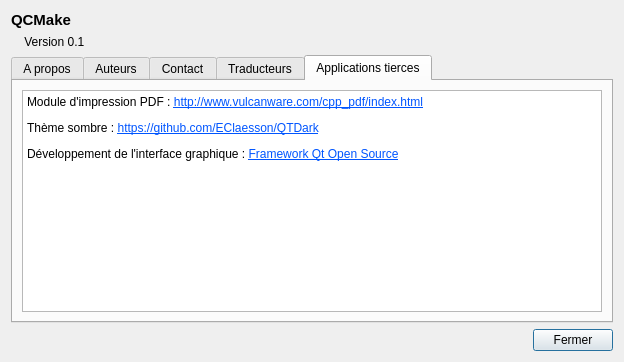
Qt form Project/about.ui (Qdesmettre/QCM_generator) before a commit.
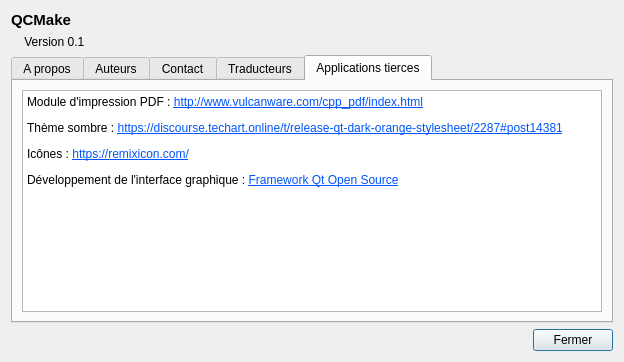
The same form after that commit. The open tabs and pages were chosen to show the change.

What changed in the file:
```diff
--- a/Project/about.ui
+++ b/Project/about.ui
@@ -150,9 +150,11 @@
 &lt;html&gt;&lt;head&gt;&lt;meta name=&quot;qrichtext&quot; content=&quot;1&quot; /&gt;&lt;style type=&quot;text/css&quot;&gt;
 p, li { white-space: pre-wrap; }
 &lt;/style&gt;&lt;/head&gt;&lt;body style=&quot; font-family:'Sans Serif'; font-size:9pt; font-weight:400; font-style:normal;&quot;&gt;
-&lt;p style=&quot; margin-top:12px; margin-bottom:12px; margin-left:0px; margin-right:0px; -qt-block-indent:0; text-indent:0px;&quot;&gt;Module d'impression PDF : &lt;a href=&quot;http://www.vulcanware.com/cpp_pdf/index.html&quot;&gt;&lt;span style=&quot; text-decoration: underline; color:#0055ff;&quot;&gt;http://www.vulcanware.com/cpp_pdf/index.html&lt;/span&gt;&lt;/a&gt;&lt;/p&gt;
-&lt;p style=&quot; margin-top:12px; margin-bottom:12px; margin-left:0px; margin-right:0px; -qt-block-indent:0; text-indent:0px;&quot;&gt;Thème sombre : &lt;a href=&quot;https://github.com/EClaesson/QTDark&quot;&gt;&lt;span style=&quot; text-decoration: underline; color:#0055ff;&quot;&gt;https://github.com/EClaesson/QTDark&lt;/span&gt;&lt;/a&gt;&lt;/p&gt;
-&lt;p style=&quot; margin-top:12px; margin-bottom:12px; margin-left:0px; margin-right:0px; -qt-block-indent:0; text-indent:0px;&quot;&gt;Développement de l'interface graphique : &lt;a href=&quot;https://www.qt.io/download-open-source&quot;&gt;&lt;span style=&quot; text-decoration: underline; color:#0055ff;&quot;&gt;Framework Qt Open Source&lt;/span&gt;&lt;/a&gt;&lt;/p&gt;&lt;/body&gt;&lt;/html&gt;</string>
+&lt;p style=&quot; margin-top:0px; margin-bottom:0px; margin-left:0px; margin-right:0px; -qt-block-indent:0; text-indent:0px;&quot;&gt;Module d'impression PDF : &lt;a href=&quot;http://www.vulcanware.com/cpp_pdf/index.html&quot;&gt;&lt;span style=&quot; text-decoration: underline; color:#0055ff;&quot;&gt;http://www.vulcanware.com/cpp_pdf/index.html&lt;/span&gt;&lt;/a&gt;&lt;/p&gt;
+&lt;p style=&quot; margin-top:12px; margin-bottom:12px; margin-left:0px; margin-right:0px; -qt-block-indent:0; text-indent:0px;&quot;&gt;Thème sombre : &lt;a href=&quot;https://discourse.techart.online/t/release-qt-dark-orange-stylesheet/2287#post14381&quot;&gt;&lt;span style=&quot; text-decoration: underline; color:#0055ff;&quot;&gt;https://discourse.techart.online/t/release-qt-dark-orange-stylesheet/2287#post14381&lt;/span&gt;&lt;/a&gt;&lt;/p&gt;
+&lt;p style=&quot; margin-top:12px; margin-bottom:12px; margin-left:0px; margin-right:0px; -qt-block-indent:0; text-indent:0px;&quot;&gt;Icônes : &lt;a href=&quot;https://remixicon.com/&quot;&gt;&lt;span style=&quot; text-decoration: underline; color:#0055ff;&quot;&gt;https://remixicon.com/&lt;/span&gt;&lt;/a&gt;&lt;/p&gt;
+&lt;p style=&quot; margin-top:12px; margin-bottom:12px; margin-left:0px; margin-right:0px; -qt-block-indent:0; text-indent:0px;&quot;&gt;Développement de l'interface graphique : &lt;a href=&quot;https://www.qt.io/download-open-source&quot;&gt;&lt;span style=&quot; text-decoration: underline; color:#0055ff;&quot;&gt;Framework Qt Open Source&lt;/span&gt;&lt;/a&gt;&lt;/p&gt;
+&lt;p style=&quot;-qt-paragraph-type:empty; margin-top:12px; margin-bottom:12px; margin-left:0px; margin-right:0px; -qt-block-indent:0; text-indent:0px; text-decoration: underline; color:#0055ff;&quot;&gt;&lt;br /&gt;&lt;/p&gt;&lt;/body&gt;&lt;/html&gt;</string>
          </property>
          <property name="textInteractionFlags">
           <set>Qt::LinksAccessibleByKeyboard|Qt::LinksAccessibleByMouse</set>
```
Left out of the diff: 2 changed lines with no effect on the pictures.
